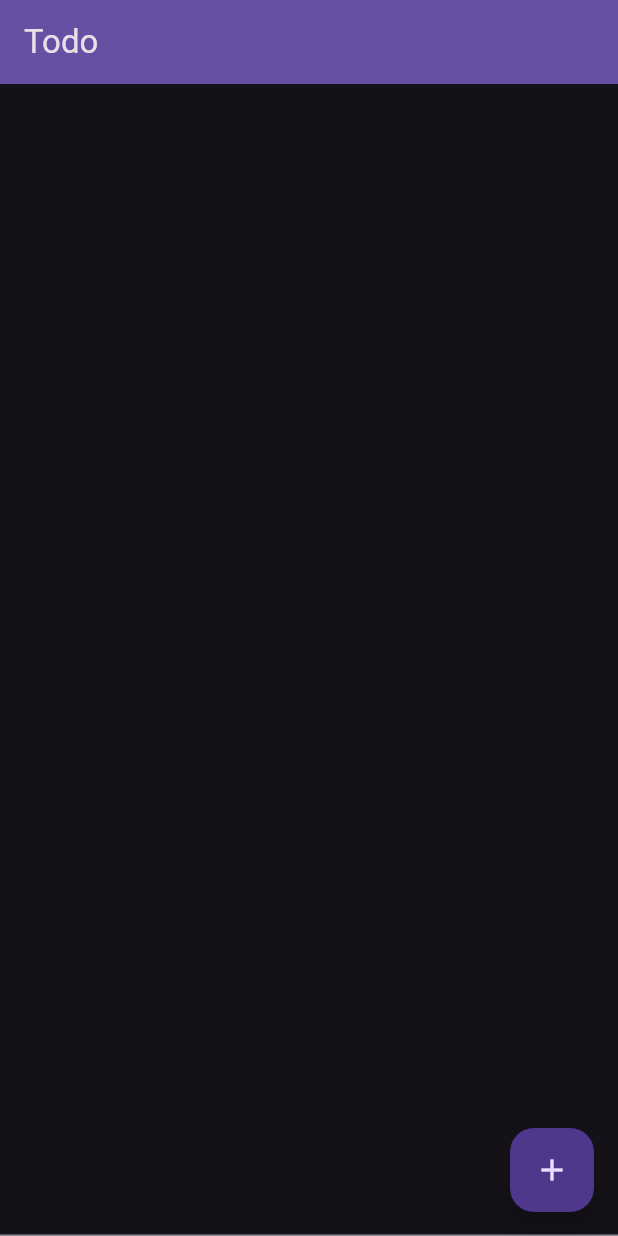
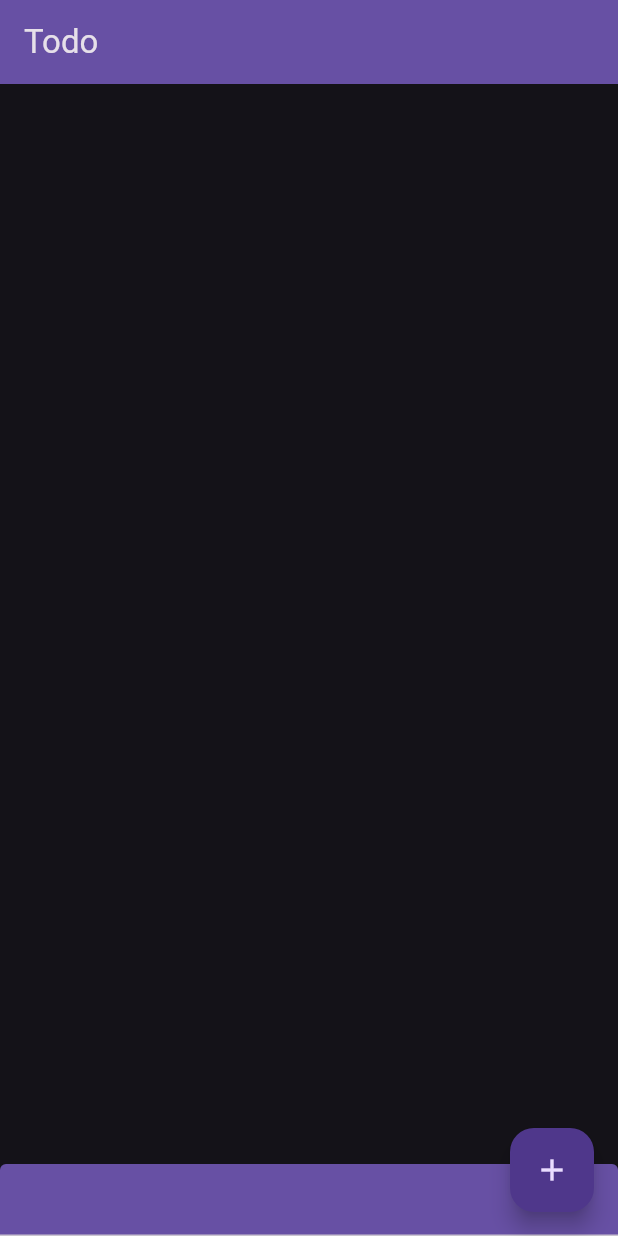
Before and after one commit to CollCaz/Flutter-Todo, a Flutter app: the screen it shows after launch, on a phone screen of 412 x 824 dp. Run offline on Flutter 3.47's test engine with Material 2 defaults, Android fonts, the phone set to English and light mode, and no system bars.

Commit message:
make textField have background

```diff
--- a/todo/lib/main.dart
+++ b/todo/lib/main.dart
@@ -58,6 +58,9 @@ class _TodoListState extends State<TodoList> {
             child: TextField(
               onChanged: (value) => todoText = value,
               onSubmitted: (value) => _addTodoItem(),
+              decoration: InputDecoration(
+                  filled: true,
+                  fillColor: Theme.of(context).colorScheme.inversePrimary),
             ),
           ),
         ],
```
